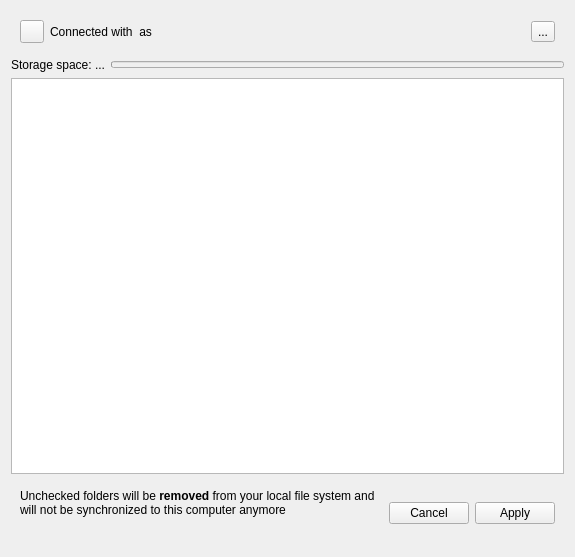
This is src/gui/accountsettings.ui in GrossLukas/client as Qt 5 draws it before an edit. The edited form follows.
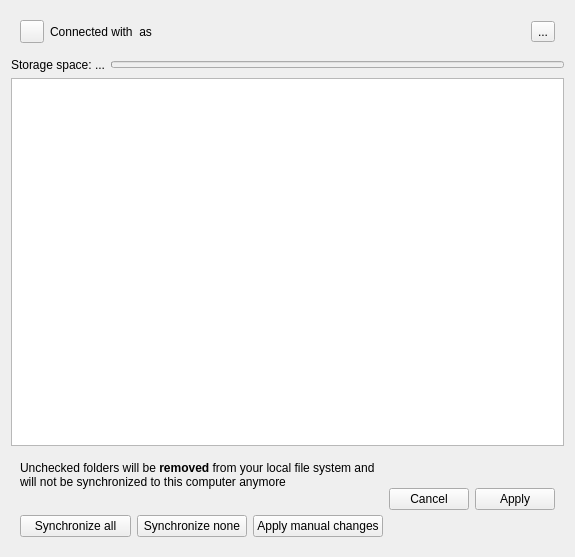
This is the edited form. Custom widgets are drawn as their Qt base class.

Commit message:
Improve the "new big folder" UI #5202 (#5204)
Instead of using the regular selective-sync UI (where it's unclear what
the "Cancel" button would even mean in this context), provide a
different set of buttons that allow the user to quickly synchronize
all pending big folders, none of them, or perform manual changes
as usual.

```diff
--- a/src/gui/accountsettings.ui
+++ b/src/gui/accountsettings.ui
@@ -154,6 +154,21 @@
          </widget>
         </item>
         <item>
+         <widget class="QWidget" name="bigFolderUi" native="true">
+          <layout class="QVBoxLayout" name="verticalLayout">
+           <property name="leftMargin">
+            <number>0</number>
+           </property>
+           <property name="topMargin">
+            <number>0</number>
+           </property>
+           <property name="rightMargin">
+            <number>0</number>
+           </property>
+           <property name="bottomMargin">
+            <number>0</number>
+           </property>
+           <item>
          <widget class="QLabel" name="selectiveSyncNotification">
           <property name="styleSheet">
            <string notr="true">color: red</string>
@@ -166,8 +181,51 @@
           </property>
          </widget>
         </item>
-       </layout>
-      </item>
+           <item>
+            <layout class="QHBoxLayout" name="horizontalLayout_2">
+             <item>
+              <widget class="QPushButton" name="bigFolderSyncAll">
+               <property name="text">
+                <string>Synchronize all</string>
+               </property>
+              </widget>
+             </item>
+             <item>
+              <widget class="QPushButton" name="bigFolderSyncNone">
+               <property name="text">
+                <string>Synchronize none</string>
+               </property>
+              </widget>
+             </item>
+             <item>
+              <widget class="QPushButton" name="bigFolderApply">
+               <property name="text">
+                <string>Apply manual changes</string>
+               </property>
+              </widget>
+             </item>
+            </layout>
+           </item>
+          </layout>
+         </widget>
+        </item>
+       </layout>
+      </item>
+      <item>
+       <widget class="QWidget" name="selectiveSyncButtons" native="true">
+        <layout class="QHBoxLayout" name="horizontalLayout">
+         <property name="leftMargin">
+          <number>0</number>
+         </property>
+         <property name="topMargin">
+          <number>0</number>
+         </property>
+         <property name="rightMargin">
+          <number>0</number>
+         </property>
+         <property name="bottomMargin">
+          <number>0</number>
+         </property>
       <item>
        <widget class="QPushButton" name="selectiveSyncCancel">
         <property name="sizePolicy">
@@ -192,6 +250,9 @@
         <property name="text">
          <string>Apply</string>
         </property>
+          </widget>
+         </item>
+        </layout>
        </widget>
       </item>
      </layout>
```
Lines whose indentation alone changed are shown as unchanged. The commit also changes 3 other files.
